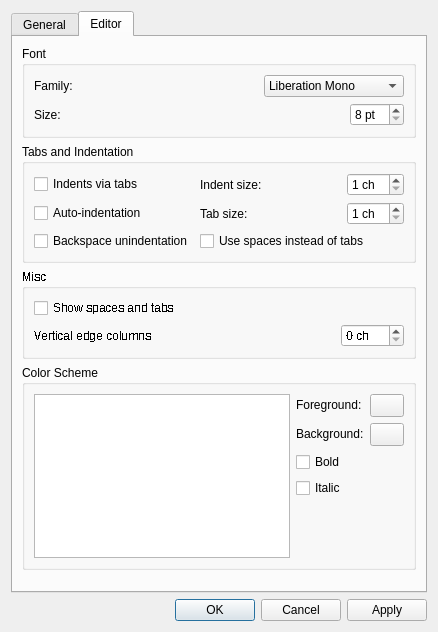
Qt form configdialog.ui (novikovag/CLIPSEditor) before a commit.
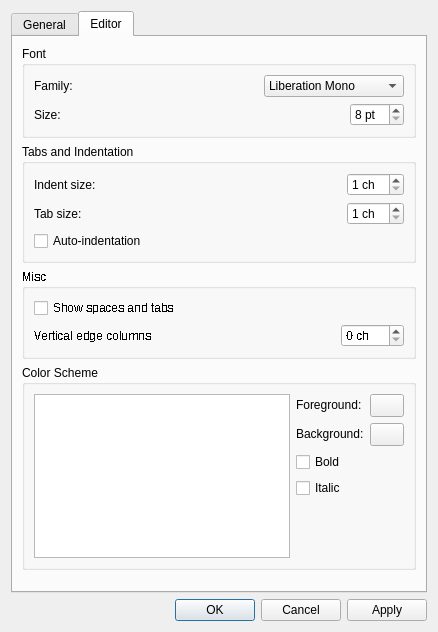
The same form after that commit.

Commit message: Fix: Tab Indent/Unindent

```diff
--- a/configdialog.ui
+++ b/configdialog.ui
@@ -245,95 +245,6 @@
          </property>
          <layout class="QVBoxLayout" name="verticalLayout_7">
           <item>
-           <layout class="QGridLayout" name="gridLayout_2_1">
-            <item row="2" column="0">
-             <widget class="QCheckBox" name="chbAutoIndent">
-              <property name="sizePolicy">
-               <sizepolicy hsizetype="Preferred" vsizetype="Fixed">
-                <horstretch>0</horstretch>
-                <verstretch>0</verstretch>
-               </sizepolicy>
-              </property>
-              <property name="toolTip">
-               <string/>
-              </property>
-              <property name="text">
-               <string>Auto-indentation</string>
-              </property>
-             </widget>
-            </item>
-            <item row="2" column="1">
-             <layout class="QHBoxLayout" name="horizontalLayout_2_4">
-              <item>
-               <widget class="QLabel" name="label_2_4">
-                <property name="text">
-                 <string>Tab size:</string>
-                </property>
-                <property name="buddy">
-                 <cstring>spnTabSize</cstring>
-                </property>
-               </widget>
-              </item>
-              <item>
-               <spacer name="horizontalSpacer_2_4">
-                <property name="orientation">
-                 <enum>Qt::Horizontal</enum>
-                </property>
-                <property name="sizeHint" stdset="0">
-                 <size>
-                  <width>40</width>
-                  <height>20</height>
-                 </size>
-                </property>
-               </spacer>
-              </item>
-              <item>
-               <widget class="QSpinBox" name="spnTabSize">
-                <property name="sizePolicy">
-                 <sizepolicy hsizetype="Preferred" vsizetype="Fixed">
-                  <horstretch>0</horstretch>
-                  <verstretch>0</verstretch>
-                 </sizepolicy>
-                </property>
-                <property name="maximumSize">
-                 <size>
-                  <width>100</width>
-                  <height>16777215</height>
-                 </size>
-                </property>
-                <property name="toolTip">
-                 <string/>
-                </property>
-                <property name="suffix">
-                 <string> ch</string>
-                </property>
-                <property name="minimum">
-                 <number>1</number>
-                </property>
-                <property name="maximum">
-                 <number>30</number>
-                </property>
-               </widget>
-              </item>
-             </layout>
-            </item>
-            <item row="0" column="0">
-             <widget class="QCheckBox" name="chbTabIndents">
-              <property name="sizePolicy">
-               <sizepolicy hsizetype="Preferred" vsizetype="Fixed">
-                <horstretch>0</horstretch>
-                <verstretch>0</verstretch>
-               </sizepolicy>
-              </property>
-              <property name="toolTip">
-               <string/>
-              </property>
-              <property name="text">
-               <string>Indents via tabs</string>
-              </property>
-             </widget>
-            </item>
-            <item row="0" column="1">
              <layout class="QHBoxLayout" name="horizontalLayout_2_3">
               <item>
                <widget class="QLabel" name="label_2_3">
@@ -396,24 +307,33 @@
               </item>
              </layout>
             </item>
-            <item row="3" column="0">
-             <widget class="QCheckBox" name="chbBackUnindent">
-              <property name="sizePolicy">
-               <sizepolicy hsizetype="Preferred" vsizetype="Fixed">
-                <horstretch>0</horstretch>
-                <verstretch>0</verstretch>
-               </sizepolicy>
-              </property>
-              <property name="toolTip">
-               <string/>
-              </property>
+          <item>
+           <layout class="QHBoxLayout" name="horizontalLayout_2_4">
+            <item>
+             <widget class="QLabel" name="label_2_4">
               <property name="text">
-               <string>Backspace unindentation</string>
+               <string>Tab size:</string>
+              </property>
+              <property name="buddy">
+               <cstring>spnTabSize</cstring>
               </property>
              </widget>
             </item>
-            <item row="3" column="1">
-             <widget class="QCheckBox" name="chbSpaceTabs">
+            <item>
+             <spacer name="horizontalSpacer_2_4">
+              <property name="orientation">
+               <enum>Qt::Horizontal</enum>
+              </property>
+              <property name="sizeHint" stdset="0">
+               <size>
+                <width>40</width>
+                <height>20</height>
+               </size>
+              </property>
+             </spacer>
+            </item>
+            <item>
+             <widget class="QSpinBox" name="spnTabSize">
               <property name="sizePolicy">
                <sizepolicy hsizetype="Preferred" vsizetype="Fixed">
                 <horstretch>0</horstretch>
@@ -423,13 +343,35 @@
               <property name="toolTip">
                <string/>
               </property>
-              <property name="text">
-               <string>Use spaces instead of tabs</string>
+              <property name="suffix">
+               <string> ch</string>
+              </property>
+              <property name="minimum">
+               <number>1</number>
+              </property>
+              <property name="maximum">
+               <number>30</number>
               </property>
              </widget>
             </item>
            </layout>
           </item>
+          <item>
+           <widget class="QCheckBox" name="chbAutoIndent">
+            <property name="sizePolicy">
+             <sizepolicy hsizetype="Preferred" vsizetype="Fixed">
+              <horstretch>0</horstretch>
+              <verstretch>0</verstretch>
+             </sizepolicy>
+            </property>
+            <property name="toolTip">
+             <string/>
+            </property>
+            <property name="text">
+             <string>Auto-indentation</string>
+            </property>
+           </widget>
+          </item>
          </layout>
         </widget>
        </item>
@@ -522,7 +464,7 @@
           <item>
            <layout class="QVBoxLayout" name="verticalLayout_5">
             <item>
-             <layout class="QGridLayout" name="gridLayout_2_2">
+             <layout class="QGridLayout" name="gridLayout_2_1">
               <item row="1" column="0">
                <widget class="QLabel" name="label_2_7">
                 <property name="sizePolicy">
```
Left out of the diff: 30 changed lines with no effect on the pictures. Lines whose indentation alone changed are shown as unchanged. The commit also changes 4 other files.
